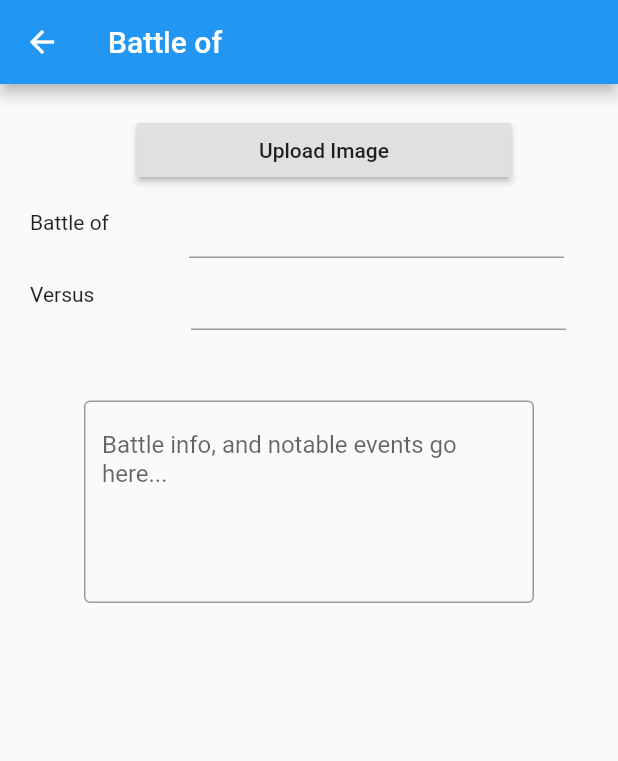
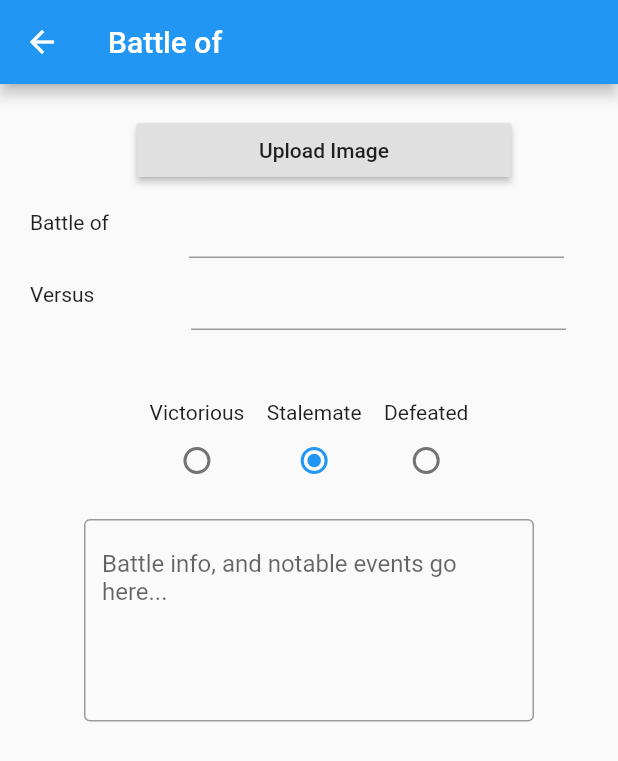
Before and after one commit to Jipwox/Croosade4DK, a Flutter app: the BattleDetailScrollView screen opened directly with empty values, on a phone screen of 412 x 824 dp. Shown: the top 761 px of the screen. Run offline on Flutter 3.47's test engine with Material 2 defaults, Android fonts, the phone set to English and light mode, and no system bars; our stand-ins replace image_picker, material_design_icons_flutter, sqflite; accounts and stored records are empty; statements that could not run were skipped.

Commit message:
added victory/stalemate/defeat radio buttons

```diff
--- a/croosade_4dk/lib/Widgets/BattleDetailScrollView.dart
+++ b/croosade_4dk/lib/Widgets/BattleDetailScrollView.dart
@@ -29,6 +29,7 @@ class _BattleDetailScrollViewState extends State<BattleDetailScrollView>{
   DateTime battleDate;
   Map<int,bool> checkedValues = new Map<int,bool>();
   Set<int> checkedIds = new Set<int>();
+  int victorious;
 
   String _imageFilePath;
   PickedFile _imageFile;
@@ -68,6 +69,7 @@ class _BattleDetailScrollViewState extends State<BattleDetailScrollView>{
     battleNameController.text = widget.battle.name;
     opposingForceNameController.text = widget.battle.opposingForceName;
     infoController.text = widget.battle.info;
+    victorious = widget.battle.victorious;
 
     battleNameController.addListener(_updateFromControllers);
     opposingForceNameController.addListener(_updateFromControllers);
@@ -295,6 +297,62 @@ class _BattleDetailScrollViewState extends State<BattleDetailScrollView>{
                       })
                     });
                   },
+                ),
+              ],
+            ),
+            SizedBox( height: 15.0, ),
+            Row(
+              mainAxisAlignment: MainAxisAlignment.center,
+              children: [
+                Column(
+                  children: [
+                    Text("Victorious"),
+                    Radio(
+                      value: 2,
+                      groupValue: victorious,
+                      onChanged: (int value){
+                        setState(() {
+                          victorious = value;
+                          widget.battle.victorious = victorious;
+                          DatabaseProvider.db.updateCrusadeBattleModel(widget.battle);
+                        });
+                      },
+                    )
+                  ],
+                ),
+                SizedBox(width: 15,),
+                Column(
+                  children: [
+                    Text("Stalemate"),
+                    Radio(
+                      value: 0,
+                      groupValue: victorious,
+                      onChanged: (int value){
+                        setState(() {
+                          victorious = value;
+                          widget.battle.victorious = victorious;
+                          DatabaseProvider.db.updateCrusadeBattleModel(widget.battle);
+                        });
+                      },
+                    )
+                  ],
+                ),
+                SizedBox(width: 15,),
+                Column(
+                  children: [
+                    Text("Defeated"),
+                    Radio(
+                      value: 1,
+                      groupValue: victorious,
+                      onChanged: (int value){
+                        setState(() {
+                          victorious = value;
+                          widget.battle.victorious = victorious;
+                          DatabaseProvider.db.updateCrusadeBattleModel(widget.battle);
+                        });
+                      },
+                    )
+                  ],
                 ),
               ],
             ),
```
